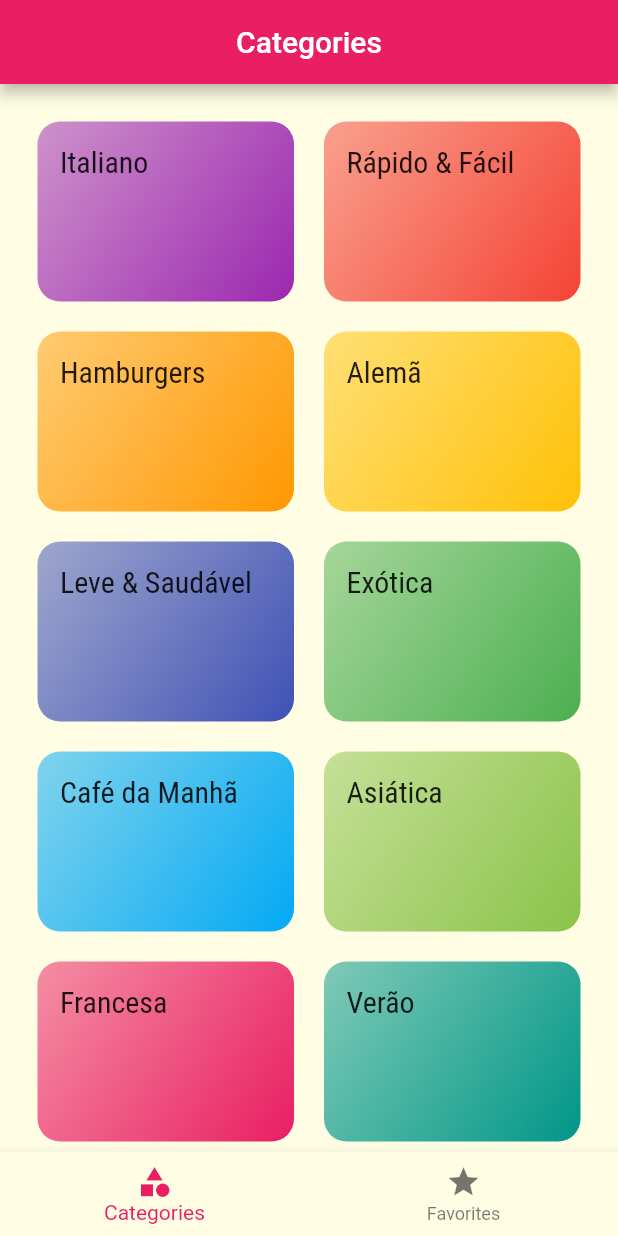
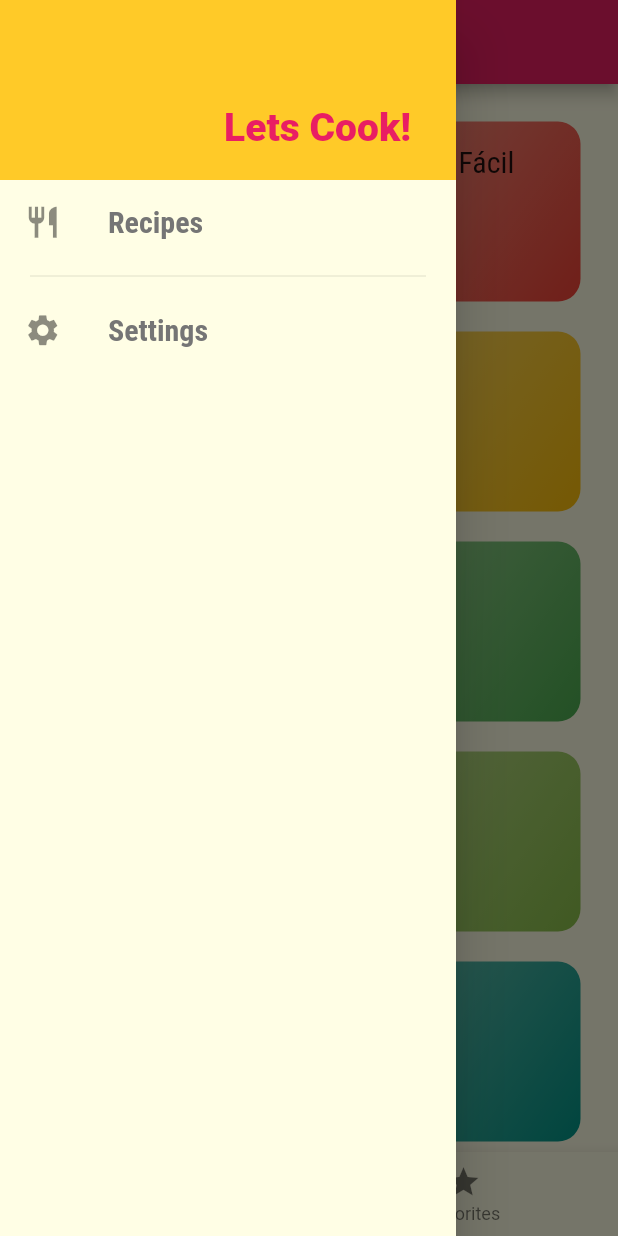
Before and after one commit to AllanCicceri/mealsapp, a Flutter app: the screen it shows after launch, with the side drawer open (before the commit the screen has no drawer), on a phone screen of 412 x 824 dp. Run offline on Flutter 3.47's test engine with Material 2 defaults, Android fonts, the phone set to English and light mode, and no system bars.

Commit message:
add: main Drawer

```diff
--- /dev/null
+++ b/lib/components/main_drawer.dart
@@ -0,0 +1,46 @@
+import 'package:flutter/material.dart';
+
+class MainDrawer extends StatelessWidget {
+  const MainDrawer({Key? key}) : super(key: key);
+
+  Widget _createItem(IconData icon, String label) {
+    return ListTile(
+      leading: Icon(icon, size: 25),
+      title: Text(
+        label,
+        style: TextStyle(
+            color: Colors.grey.shade600,
+            fontWeight: FontWeight.w800,
+            fontSize: 20,
+            fontFamily: 'RobotoCondensed'),
+      ),
+    );
+  }
+
+  @override
+  Widget build(BuildContext context) {
+    return Drawer(
+      child: Column(
+        children: [
+          Container(
+            height: 120,
+            width: double.infinity,
+            color: Theme.of(context).accentColor,
+            alignment: Alignment.bottomRight,
+            padding: const EdgeInsets.symmetric(horizontal: 30, vertical: 20),
+            child: Text(
+              'Let' 's Cook!',
+              style: TextStyle(
+                  fontSize: 26,
+                  fontWeight: FontWeight.w900,
+                  color: Theme.of(context).primaryColor),
+            ),
+          ),
+          _createItem(Icons.restaurant, 'Recipes'),
+          const Divider(endIndent: 20, indent: 20),
+          _createItem(Icons.settings, 'Settings')
+        ],
+      ),
+    );
+  }
+}
--- a/lib/main.dart
+++ b/lib/main.dart
@@ -15,6 +15,7 @@ class MyApp extends StatelessWidget {
       title: 'DeliMeals',
       theme: ThemeData(
         primarySwatch: Colors.pink,
+        primaryColor: Colors.pink,
         accentColor: Colors.amber.shade400,
         fontFamily: 'Raleway',
         canvasColor: const Color.fromRGBO(255, 254, 229, 1),
--- a/lib/screens/tabs_screen.dart
+++ b/lib/screens/tabs_screen.dart
@@ -1,6 +1,8 @@
 import 'package:flutter/material.dart';
 import 'package:meal/screens/categories_screen.dart';
 import 'package:meal/screens/favorites_screen.dart';
+
+import '../components/main_drawer.dart';
 
 class TabsScreen extends StatefulWidget {
   const TabsScreen({Key? key}) : super(key: key);
@@ -12,12 +14,12 @@ class TabsScreen extends StatefulWidget {
 class _TabsScreenState extends State<TabsScreen> {
   int _selectedScreenIndex = 0;
 
-  List<Widget> _screens = [
+  final List<Widget> _screens = const [
     CategoriesScreen(),
     FavoritesScreen(),
   ];
 
-  List<String> _titles = ['Categories', 'Favorites'];
+  final List<String> _titles = ['Categories', 'Favorites'];
 
   _selectScreen(int index) {
     setState(() {
@@ -32,6 +34,7 @@ class _TabsScreenState extends State<TabsScreen> {
       child: Scaffold(
         appBar:
             AppBar(title: Center(child: Text(_titles[_selectedScreenIndex]))),
+        drawer: MainDrawer(),
         body: _screens[_selectedScreenIndex],
         bottomNavigationBar: BottomNavigationBar(
           onTap: _selectScreen,
```
